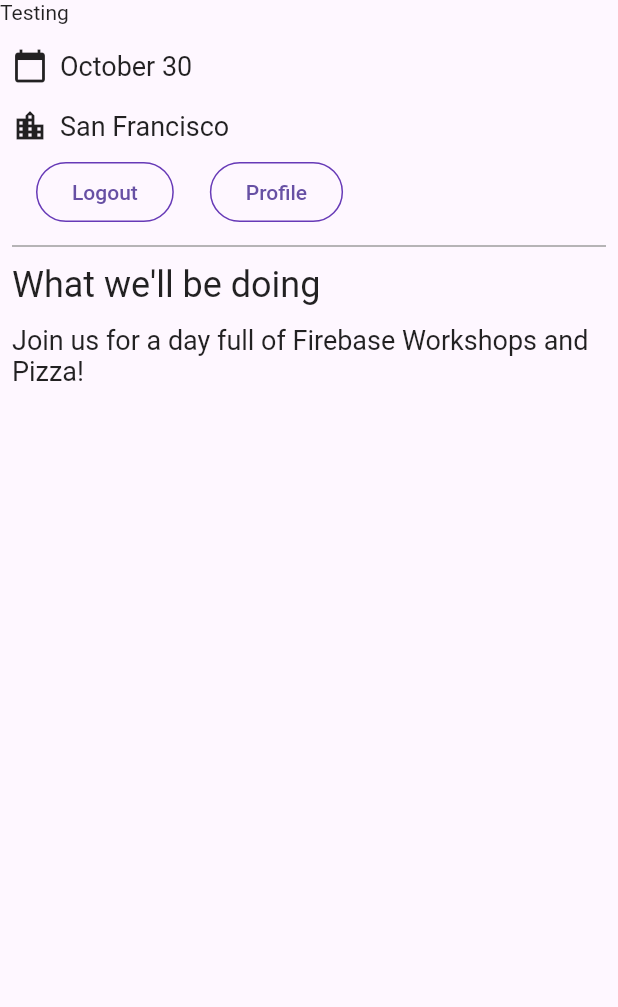
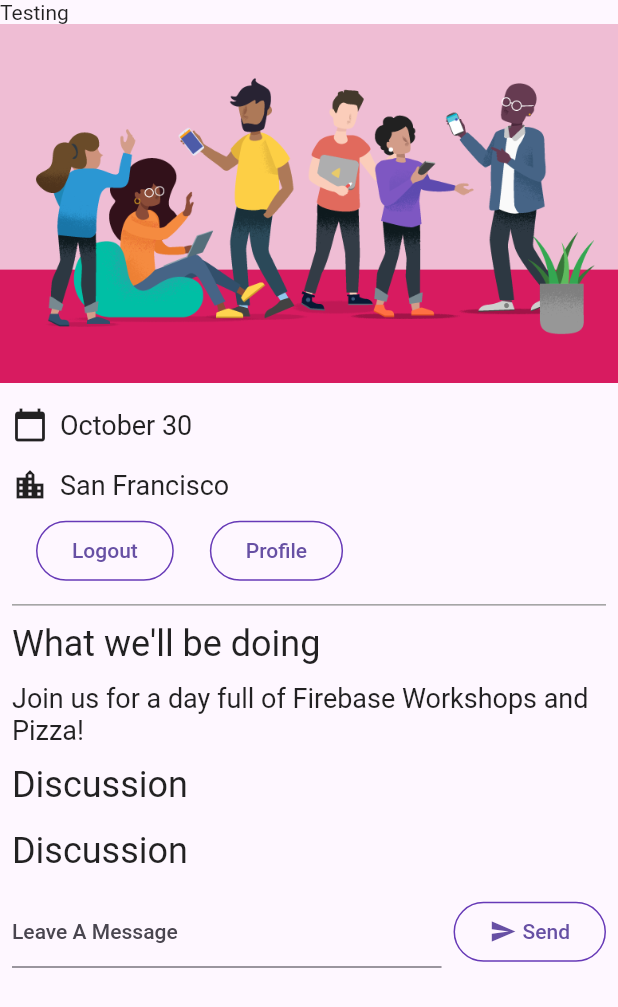
Before and after one commit to ernestlipson/flutterFirebase, a Flutter app: the screen it shows once a user with an empty profile is signed in, on a phone screen of 412 x 824 dp. Shown: the top 1007 px of the screen. Run offline on Flutter 3.47's test engine with Material 2 defaults, Android fonts, the phone set to English and light mode, and no system bars; our stand-ins replace cloud_firestore, firebase_auth, firebase_core, go_router, google_fonts; missing offline and left inert: firebase_ui_auth; accounts and stored records are empty.

Commit message:
add guest messages

```diff
--- a/learn_firebase/lib/controller/app_state.dart
+++ b/learn_firebase/lib/controller/app_state.dart
@@ -1,9 +1,14 @@
+import 'package:cloud_firestore/cloud_firestore.dart';
 import 'package:firebase_auth/firebase_auth.dart'
     hide EmailAuthProvider, PhoneAuthProvider;
 import 'package:firebase_core/firebase_core.dart';
 import 'package:firebase_ui_auth/firebase_ui_auth.dart';
 import 'package:flutter/material.dart';
 import 'package:learn_firebase/firebase_options.dart';
+import 'dart:async';
+import 'package:learn_firebase/guest_book.dart';
+
+import '../guest_message.dart';
 
 // import 'firebase-options.dart';
 
@@ -15,6 +20,10 @@ class ApplicationState extends ChangeNotifier {
   bool _loggedIn = false;
   bool get loggedIn => _loggedIn;
 
+  StreamSubscription<QuerySnapshot>? _guestbookSubscription;
+  List<GuestMessage> _guestBookMessage = [];
+  List<GuestMessage> get guestBookMessage => _guestBookMessage;
+
   Future<void> init() async {
     await Firebase.initializeApp(
         options: DefaultFirebaseOptions.currentPlatform);
@@ -23,10 +32,38 @@ class ApplicationState extends ChangeNotifier {
     FirebaseAuth.instance.userChanges().listen((user) {
       if (user != null) {
         _loggedIn = true;
+        _guestbookSubscription = FirebaseFirestore.instance
+            .collection('guestbook')
+            .orderBy('timestamp', descending: true)
+            .snapshots()
+            .listen((event) {
+          _guestBookMessage = [];
+          for (final document in event.docs) {
+            _guestBookMessage.add(GuestMessage(
+              message: document.data()['text'] as String,
+              name: document.data()['name'] as String,
+            ));
+          }
+          notifyListeners();
+        });
       } else {
         _loggedIn = false;
       }
       notifyListeners();
     });
   }
+
+  Future<DocumentReference> addMessageToCollection(String message) {
+    if (!_loggedIn) {
+      throw Exception('Must be logged In');
+    }
+    return FirebaseFirestore.instance
+        .collection('guestbook')
+        .add(<String, dynamic>{
+      'text': message,
+      'timeStamp': DateTime.now().microsecondsSinceEpoch,
+      'name': FirebaseAuth.instance.currentUser!.displayName,
+      'userId': FirebaseAuth.instance.currentUser!.uid
+    });
+  }
 }
--- /dev/null
+++ b/learn_firebase/lib/guest_book.dart
@@ -0,0 +1,70 @@
+import 'dart:async';
+
+import 'package:flutter/material.dart';
+import 'package:learn_firebase/widgets.dart';
+
+import 'guest_message.dart';
+
+class GuestBook extends StatefulWidget {
+  const GuestBook({Key? key, required this.addMessage, required this.messages}) : super(key: key);
+
+  final FutureOr<void> Function(String message) addMessage;
+  final List<GuestMessage> messages;
+
+  @override
+  State<GuestBook> createState() => _GuestBookState();
+}
+
+class _GuestBookState extends State<GuestBook> {
+  final _formKey = GlobalKey<FormState>(debugLabel: '_GuestBookState');
+  final _controller = TextEditingController();
+
+  @override
+  Widget build(BuildContext context) {
+    return Column(
+      children: [
+        Padding(
+          padding: const EdgeInsets.all(8),
+          child: Form(
+            key: _formKey,
+            child: Row(
+              children: [
+                Expanded(
+                  child: TextFormField(
+                    controller: _controller,
+                    decoration: const InputDecoration(hintText: 'Leave A Message'),
+                    validator: (value) {
+                      if (value == null || value.isEmpty) {
+                        return 'Enter your message to Continue';
+                      }
+                      return null;
+                    },
+                  ),
+                ),
+                const SizedBox(width: 8.0),
+                StyledButton(
+                  onPressed: () async {
+                    if (_formKey.currentState!.validate()) {
+                      await widget.addMessage(_controller.text);
+                      _controller.clear();
+                    }
+                  },
+                  child: Row(
+                    children: const [
+                      Icon(Icons.send),
+                      SizedBox(width: 4),
+                       Text('Send'),
+                    ],
+                  ),
+                )
+              ],
+            ),
+          ),
+        ),
+        const SizedBox(height: 8),
+        for (var message in widget.messages) Paragraph('${message.name} : ${message.message}'),
+        const SizedBox(height: 8),
+      ],
+    );
+  }
+}
--- a/learn_firebase/lib/home_page.dart
+++ b/learn_firebase/lib/home_page.dart
@@ -2,6 +2,7 @@ import 'package:flutter/material.dart';
 import 'package:firebase_auth/firebase_auth.dart'
     hide EmailAuthProvider, PhoneAuthProvider;
 import 'package:learn_firebase/authentication.dart';
+import 'package:learn_firebase/guest_book.dart';
 import 'package:provider/provider.dart';
 
 import 'widgets.dart';
@@ -12,6 +13,7 @@ class HomePage extends StatelessWidget {
 
   @override
   Widget build(BuildContext context) {
+    // var size = SizedBox()..height = 12..width = 14
     return Scaffold(
       appBar: PreferredSize(
           preferredSize: const Size.fromHeight(kToolbarHeight),
@@ -41,6 +43,19 @@ class HomePage extends StatelessWidget {
           const Paragraph(
             'Join us for a day full of Firebase Workshops and Pizza!',
           ),
+          const Header('Discussion'),
+          Consumer<ApplicationState>(
+            builder: (context, appState, _) => Column(
+              crossAxisAlignment: CrossAxisAlignment.start,
+              children: [
+                if(appState.loggedIn)...[const Header('Discussion'), GuestBook(
+                  addMessage: (message) => appState.addMessageToCollection(message),
+                  messages: appState.guestBookMessage,
+                ),]
+              ],
+            ),
+
+          )
         ],
       ),
     );
--- a/learn_firebase/lib/main.dart
+++ b/learn_firebase/lib/main.dart
@@ -21,7 +21,7 @@ class App extends StatelessWidget {
 
   @override
   Widget build(BuildContext context) {
-    return MaterialApp(
+    return MaterialApp.router(
       title: 'Firebase Meetup',
       theme: ThemeData(
         buttonTheme: Theme.of(context).buttonTheme.copyWith(
@@ -34,7 +34,7 @@ class App extends StatelessWidget {
         visualDensity: VisualDensity.adaptivePlatformDensity,
         useMaterial3: true,
       ),
-      home: const HomePage(),
+      routerConfig: _router,
     );
   }
 }
--- a/learn_firebase/pubspec.yaml
+++ b/learn_firebase/pubspec.yaml
@@ -67,8 +67,8 @@ flutter:
   uses-material-design: true
 
   # To add assets to your application, add an assets section, like this:
-  # assets:
-  #   - images/a_dot_burr.jpeg
+  assets:
+     - assets/codelab.png
   #   - images/a_dot_ham.jpeg
 
   # An image asset can refer to one or more resolution-specific "variants", see
```
Also changed, not shown: learn_firebase/lib/guest_message.dart (added, +19 -0 lines), learn_firebase/assets/codelab.png (added).
